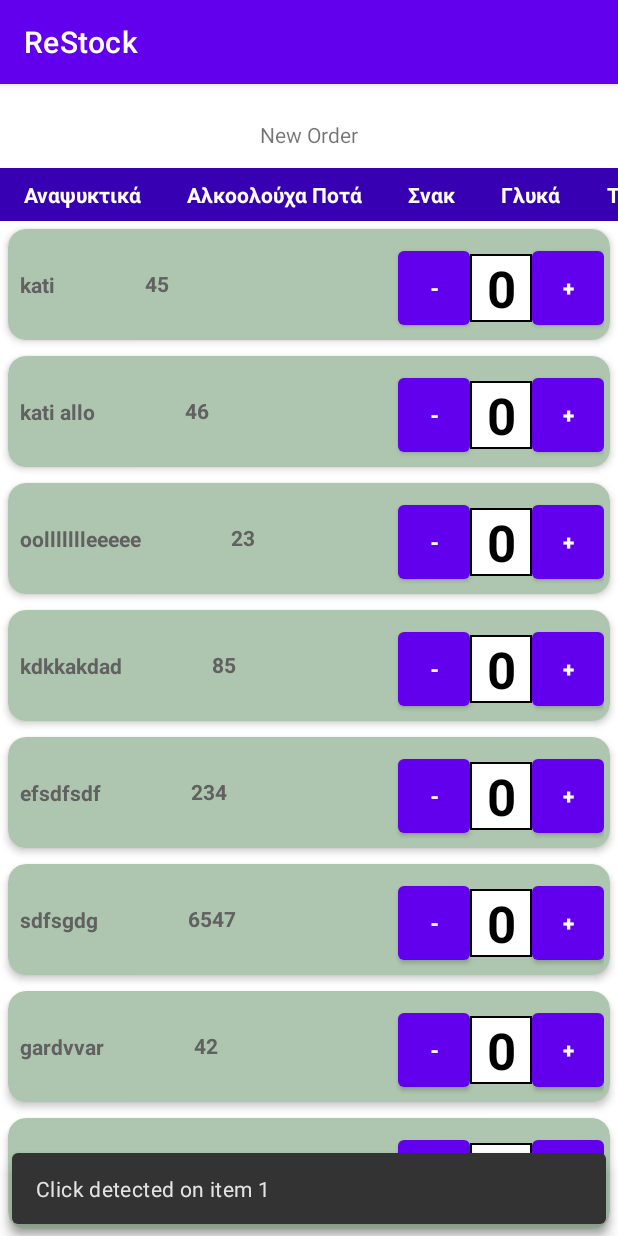
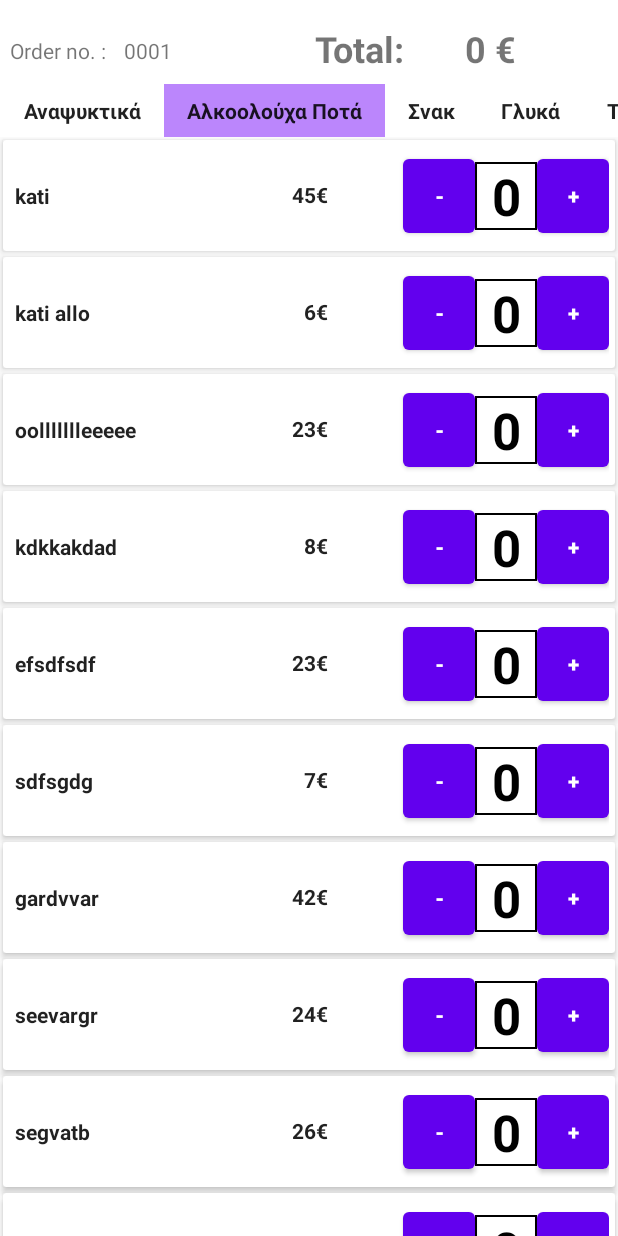
Before and after one commit to Mekanik4/ReStock, an Android app: the CreateOrder screen opened directly, with no data from a screen before it, after a tap on "Αλκοολούχα Ποτά", on a phone screen of 412 x 824 dp. Run offline under Robolectric (Android 15) with nearby library versions, the light colour scheme and no system bars; 1 other tap on this screen came first.

Commit message:
create order layout (not finished)

```diff
--- a/app/src/main/AndroidManifest.xml
+++ b/app/src/main/AndroidManifest.xml
@@ -1,5 +1,6 @@
 <?xml version="1.0" encoding="utf-8"?>
 <manifest xmlns:android="http://schemas.android.com/apk/res/android"
+    xmlns:tools="http://schemas.android.com/tools"
     package="com.example.restock">
 
     <application
@@ -8,7 +9,8 @@
         android:label="@string/app_name"
         android:roundIcon="@mipmap/ic_launcher_round"
         android:supportsRtl="true"
-        android:theme="@style/Theme.ReStock">
+        android:theme="@style/Theme.ReStock"
+        tools:ignore="ExtraText">
         <activity
             android:name=".CreateOrder"
             android:exported="false" />
--- a/app/src/main/java/com/example/restock/CreateOrder.java
+++ b/app/src/main/java/com/example/restock/CreateOrder.java
@@ -4,7 +4,11 @@ import androidx.appcompat.app.AppCompatActivity;
 import androidx.recyclerview.widget.LinearLayoutManager;
 import androidx.recyclerview.widget.RecyclerView;
 
+import android.content.Intent;
 import android.os.Bundle;
+import android.view.View;
+import android.widget.Button;
+import android.widget.TextView;
 
 import com.example.restock.RecycleView.CategoriesRecyclerAdapter;
 import com.example.restock.RecycleView.ItemsRecyclerAdapter;
@@ -16,7 +20,10 @@ public class CreateOrder extends AppCompatActivity {
     RecyclerView.Adapter<CategoriesRecyclerAdapter.ViewHolder> categoriesAdapter;
     RecyclerView itemsRecyclerView;
     LinearLayoutManager itemsLayoutManager;
-    RecyclerView.Adapter<ItemsRecyclerAdapter.ViewHolder> itemsAdapter;
+    RecyclerView.Adapter<ItemsRecyclerAdapter.ViewHolder> itemsAdapter1;
+    RecyclerView.Adapter<ItemsRecyclerAdapter.ViewHolder> itemsAdapter2;
+    TextView total;
+    private int selectedCategory = 0;
 
     @Override
     protected void onCreate(Bundle savedInstanceState) {
@@ -33,7 +40,7 @@ public class CreateOrder extends AppCompatActivity {
         String[] categories = {"Αναψυκτικά", "Αλκοολούχα Ποτά", "Σνακ", "Γλυκά", "Τσιγάρα"};
 
         //Set my Adapter for the RecyclerView
-        categoriesAdapter = new CategoriesRecyclerAdapter(categories);
+        categoriesAdapter = new CategoriesRecyclerAdapter(categories,this);
         categoriesRecyclerView.setAdapter(categoriesAdapter);
 
         itemsRecyclerView = findViewById(R.id.itemsRecyclerView);
@@ -42,12 +49,26 @@ public class CreateOrder extends AppCompatActivity {
         itemsLayoutManager = new LinearLayoutManager(this);
         itemsRecyclerView.setLayoutManager(itemsLayoutManager);
 
-        String[] items = {"kati", "kati allo", "oollllllleeeee", "kdkkakdad", "efsdfsdf", "sdfsgdg", "gardvvar", "seevargr", "segvatb", "nikos"};
-        String[] prices = {"45", "46", "23", "85", "234", "6547", "42", "24", "2456", "21"};
+        String[] items1 = {"kati", "kati allo", "oollllllleeeee", "kdkkakdad", "efsdfsdf", "sdfsgdg", "gardvvar", "seevargr", "segvatb", "nikos"};
+        String[] prices1 = {"45", "6", "23", "8", "23", "7", "42", "24", "26", "21"};
 
-        //Set my Adapter for the RecyclerView
-        itemsAdapter = new ItemsRecyclerAdapter(items, prices);
-        itemsRecyclerView.setAdapter(itemsAdapter);
+        String[] items2 = {"nikos", "giorgos", "mpougias"};
+        String[] prices2 = {"24", "26", "21"};
+
+        itemsAdapter1 = new ItemsRecyclerAdapter(items1, prices1, this);
+        itemsAdapter2 = new ItemsRecyclerAdapter(items2, prices2, this);
+        itemsRecyclerView.setAdapter(itemsAdapter1);
+        setSelectedCategory(0);
+        total = findViewById(R.id.totalPrice);
 
     }
+
+    public void setTotal(int total){
+        this.total.setText(String.valueOf(total));
+    }
+
+    public void setSelectedCategory(int c){
+
+    }
+
 }
--- a/app/src/main/java/com/example/restock/MainActivity.java
+++ b/app/src/main/java/com/example/restock/MainActivity.java
@@ -12,14 +12,9 @@ public class MainActivity extends AppCompatActivity {
         super.onCreate(savedInstanceState);
         setContentView(R.layout.activity_main);
 
-        if(getIntent().getExtras() != null){
-            if(getIntent().getExtras().getBoolean("close")){
-                finish();
-            }
-        }
-        else{
-            Intent intent = new Intent(this, HomeActivity.class);
-            startActivity(intent);
-        }
+        Intent intent = new Intent(this, HomeActivity.class);
+        startActivity(intent);
+
+
     }
 }
--- a/app/src/main/java/com/example/restock/RecycleView/CategoriesRecyclerAdapter.java
+++ b/app/src/main/java/com/example/restock/RecycleView/CategoriesRecyclerAdapter.java
@@ -1,5 +1,6 @@
 package com.example.restock.RecycleView;
 
+import android.content.Context;
 import android.view.LayoutInflater;
 import android.view.View;
 import android.view.ViewGroup;
@@ -8,6 +9,7 @@ import android.widget.TextView;
 import androidx.annotation.NonNull;
 import androidx.recyclerview.widget.RecyclerView;
 
+import com.example.restock.CreateOrder;
 import com.example.restock.R;
 import com.google.android.material.snackbar.Snackbar;
 
@@ -19,14 +21,16 @@ import javax.security.auth.Subject;
 public class CategoriesRecyclerAdapter extends RecyclerView.Adapter<CategoriesRecyclerAdapter.ViewHolder> {
     //Variables storing data to display for this example
     private String[] categories;
-
+    private int selectedPos = 0;
+    private final Context mContext;
     // Constructor
-    public CategoriesRecyclerAdapter(String[] list){
+    public CategoriesRecyclerAdapter(String[] list, Context context){
         this.categories = list;
+        this.mContext = context;
     }
 
     //Class that holds the items to be displayed (Views in card_layout)
-    public static class ViewHolder extends RecyclerView.ViewHolder {
+    public class ViewHolder extends RecyclerView.ViewHolder {
 
         TextView categoryName;
 
@@ -37,9 +41,13 @@ public class CategoriesRecyclerAdapter extends RecyclerView.Adapter<CategoriesRe
             itemView.setOnClickListener(new View.OnClickListener() {
                 @Override public void onClick(View v) {
                     int position = getAdapterPosition();
+                    notifyItemChanged(selectedPos);
+                    selectedPos = getLayoutPosition();
+                    notifyItemChanged(selectedPos);
 
-                    Snackbar.make(v, "Click detected on item " + position,
-                            Snackbar.LENGTH_LONG).show();
+                    if (mContext instanceof CreateOrder) {
+                        ((CreateOrder)mContext).setSelectedCategory(selectedPos);
+                    }
                 }
             });
         }
@@ -57,6 +65,7 @@ public class CategoriesRecyclerAdapter extends RecyclerView.Adapter<CategoriesRe
     @Override
     public void onBindViewHolder(CategoriesRecyclerAdapter.ViewHolder holder, int position) {
         holder.categoryName.setText(categories[position]);
+        holder.itemView.setSelected(selectedPos == position);
     }
 
     @Override
--- a/app/src/main/java/com/example/restock/RecycleView/ItemsRecyclerAdapter.java
+++ b/app/src/main/java/com/example/restock/RecycleView/ItemsRecyclerAdapter.java
@@ -1,13 +1,17 @@
 package com.example.restock.RecycleView;
 
+import android.annotation.SuppressLint;
+import android.content.Context;
 import android.view.LayoutInflater;
 import android.view.View;
 import android.view.ViewGroup;
+import android.widget.Button;
 import android.widget.TextView;
 
 import androidx.annotation.NonNull;
 import androidx.recyclerview.widget.RecyclerView;
 
+import com.example.restock.CreateOrder;
 import com.example.restock.R;
 import com.google.android.material.snackbar.Snackbar;
 
@@ -15,24 +19,65 @@ public class ItemsRecyclerAdapter extends RecyclerView.Adapter<ItemsRecyclerAdap
     //Variables storing data to display for this example
     private String[] items;
     private String[] prices;
+    public int total = 0;
+    private final Context mContext;
 
     // Constructor
-    public ItemsRecyclerAdapter(String[] nameList, String[] priceList){
+    public ItemsRecyclerAdapter(String[] nameList, String[] priceList, Context context){
         this.items = nameList;
         this.prices = priceList;
+        this.mContext = context;
     }
 
     //Class that holds the items to be displayed (Views in card_layout)
-    public static class ViewHolder extends RecyclerView.ViewHolder {
+    public class ViewHolder extends RecyclerView.ViewHolder {
 
         TextView itemName;
         TextView price;
+        Button remove;
+        Button add;
+        TextView quantity;
 
         public ViewHolder(View itemView) {
             super(itemView);
             itemName = itemView.findViewById(R.id.item_name);
             price = itemView.findViewById(R.id.price);
 
+            remove = itemView.findViewById(R.id.remove);
+            add = itemView.findViewById(R.id.add);
+            quantity = itemView.findViewById(R.id.quantity);
+
+            add.setOnClickListener(new View.OnClickListener() {
+
+                @Override
+                public void onClick(View view) {
+                    int quant = Integer.parseInt(quantity.getText().toString());
+                    quant += 1;
+                    quantity.setText(String.valueOf(quant));
+                    int position = getAdapterPosition();
+                    total += Integer.parseInt(prices[position]);
+                    if (mContext instanceof CreateOrder) {
+                        ((CreateOrder)mContext).setTotal(total);
+                    }
+
+                }
+            });
+
+            remove.setOnClickListener(new View.OnClickListener() {
+                @Override
+                public void onClick(View view) {
+                    int quant = Integer.parseInt(quantity.getText().toString());
+                    if (quant != 0){
+                        quant -= 1;
+                        quantity.setText(String.valueOf(quant));
+                        int position = getAdapterPosition();
+                        total -= Integer.parseInt(prices[position]);
+                        if (mContext instanceof CreateOrder) {
+                            ((CreateOrder)mContext).setTotal(total);
+                        }
+                    }
+                }
+            });
             itemView.setOnClickListener(new View.OnClickListener() {
                 @Override public void onClick(View v) {
                     int position = getAdapterPosition();
@@ -53,14 +98,19 @@ public class ItemsRecyclerAdapter extends RecyclerView.Adapter<ItemsRecyclerAdap
         return new ViewHolder(v);
     }
 
+    @SuppressLint("SetTextI18n")
     @Override
     public void onBindViewHolder(ItemsRecyclerAdapter.ViewHolder holder, int position) {
         holder.itemName.setText(items[position]);
-        holder.price.setText(prices[position]);
+        holder.price.setText(prices[position].concat("\u20ac"));
     }
 
     @Override
     public int getItemCount() {
         return items.length;
     }
+
+    public int getTotal(){
+        return total;
+    }
 }
--- /dev/null
+++ b/app/src/main/res/drawable/selector.xml
@@ -0,0 +1,10 @@
+<?xml version="1.0" encoding="utf-8"?>
+<selector xmlns:android="http://schemas.android.com/apk/res/android">
+    <item android:drawable="@color/purple_200" android:state_selected="true"/>
+    <item android:drawable="@color/teal_700" android:state_focused="true"/>
+    <item android:state_pressed="false">
+        <shape>
+            <solid android:color="@android:color/transparent" />
+        </shape>
+    </item>
+</selector>
--- a/app/src/main/res/layout/activity_create_order.xml
+++ b/app/src/main/res/layout/activity_create_order.xml
@@ -11,8 +11,9 @@
         android:layout_width="wrap_content"
         android:layout_height="wrap_content"
         android:layout_marginTop="24dp"
-        android:text="@string/new_order"
+        android:text="@string/order_no"
         app:layout_constraintEnd_toEndOf="parent"
+        app:layout_constraintHorizontal_bias="0.02"
         app:layout_constraintStart_toStartOf="parent"
         app:layout_constraintTop_toTopOf="parent" />
 
@@ -32,10 +33,48 @@
         android:id="@+id/itemsRecyclerView"
         android:layout_width="match_parent"
         android:layout_height="wrap_content"
-        app:layout_constraintBottom_toBottomOf="parent"
         app:layout_constraintEnd_toEndOf="parent"
         app:layout_constraintHorizontal_bias="0.0"
         app:layout_constraintStart_toStartOf="parent"
         app:layout_constraintTop_toBottomOf="@+id/categoriesRecyclerView"
         app:layout_constraintVertical_bias="0.0" />
+
+    <TextView
+        android:id="@+id/total"
+        android:layout_width="202dp"
+        android:layout_height="37dp"
+        android:layout_marginTop="16dp"
+        android:text="@string/total"
+        android:textAlignment="viewStart"
+        android:textAllCaps="false"
+        android:textSize="24sp"
+        android:textStyle="bold"
+        app:layout_constraintEnd_toEndOf="parent"
+        app:layout_constraintHorizontal_bias="1.0"
+        app:layout_constraintStart_toEndOf="@+id/order_numer"
+        app:layout_constraintTop_toTopOf="parent" />
+
+    <TextView
+        android:id="@+id/totalPrice"
+        android:layout_width="wrap_content"
+        android:layout_height="wrap_content"
+        android:layout_marginTop="16dp"
+        android:layout_marginEnd="68dp"
+        android:text="@string/euro_0"
+        android:textAlignment="center"
+        android:textSize="24sp"
+        android:textStyle="bold"
+        app:layout_constraintEnd_toEndOf="parent"
+        app:layout_constraintTop_toTopOf="parent" />
+
+    <TextView
+        android:id="@+id/order_numer"
+        android:layout_width="wrap_content"
+        android:layout_height="wrap_content"
+        android:layout_marginStart="12dp"
+        android:layout_marginTop="24dp"
+        android:text="@string/_0001"
+        app:layout_constraintStart_toEndOf="@+id/textView"
+        app:layout_constraintTop_toTopOf="parent" />
+
 </androidx.constraintlayout.widget.ConstraintLayout>
--- a/app/src/main/res/layout/categories_layout.xml
+++ b/app/src/main/res/layout/categories_layout.xml
@@ -9,12 +9,12 @@
         android:id="@+id/categories"
         android:layout_width="wrap_content"
         android:layout_height="wrap_content"
-        android:background="@color/purple_700"
+        android:background="@drawable/selector"
         android:paddingHorizontal="15dp"
         android:paddingVertical="8dp"
         android:text="@string/category_title"
         android:textAlignment="center"
-        android:textColor="#FFFFFF"
+        android:textColor="?android:textColorPrimary"
         android:textStyle="bold"
         app:layout_constraintEnd_toEndOf="parent"
         app:layout_constraintHorizontal_bias="0.0"
--- a/app/src/main/res/layout/items_layout.xml
+++ b/app/src/main/res/layout/items_layout.xml
@@ -5,9 +5,7 @@
     android:id="@+id/card_view"
     android:layout_width="match_parent"
     android:layout_height="wrap_content"
-    android:layout_margin="5dp"
-    card_view:cardBackgroundColor="#AEC6AF"
-    card_view:cardCornerRadius="12dp"
+    android:layout_margin="2dp"
     card_view:cardElevation="3dp"
     card_view:contentPadding="4dp">
 
@@ -24,7 +22,7 @@
             android:layout_marginStart="4dp"
             android:text="@string/item_name"
             android:textAlignment="viewStart"
-            android:textColor="#616161"
+            android:textColor="?android:textColorPrimary"
             android:textStyle="bold"
             card_view:layout_constraintBottom_toBottomOf="parent"
             card_view:layout_constraintStart_toStartOf="parent"
@@ -34,12 +32,12 @@
             android:id="@+id/price"
             android:layout_width="wrap_content"
             android:layout_height="wrap_content"
-            android:layout_marginStart="60dp"
+            android:layout_marginEnd="50dp"
             android:text="@string/item_s_price"
-            android:textColor="#616161"
+            android:textColor="?android:textColorPrimary"
             android:textStyle="bold"
             card_view:layout_constraintBottom_toBottomOf="parent"
-            card_view:layout_constraintStart_toEndOf="@+id/item_name"
+            card_view:layout_constraintEnd_toStartOf="@+id/remove"
             card_view:layout_constraintTop_toTopOf="parent"
             card_view:layout_constraintVertical_bias="0.489" />
 
@@ -53,7 +51,7 @@
             card_view:layout_constraintBottom_toBottomOf="parent"
             card_view:layout_constraintEnd_toStartOf="@+id/quantity"
             card_view:layout_constraintTop_toTopOf="parent"
-            card_view:layout_constraintVertical_bias="1.0" />
+            card_view:layout_constraintVertical_bias="0.6" />
 
         <Button
             android:id="@+id/add"
@@ -65,7 +63,7 @@
             card_view:layout_constraintBottom_toBottomOf="parent"
             card_view:layout_constraintEnd_toEndOf="parent"
             card_view:layout_constraintTop_toTopOf="parent"
-            card_view:layout_constraintVertical_bias="1.0" />
+            card_view:layout_constraintVertical_bias="0.6" />
 
         <TextView
             android:id="@+id/quantity"
@@ -80,6 +78,6 @@
             card_view:layout_constraintBottom_toBottomOf="parent"
             card_view:layout_constraintEnd_toStartOf="@+id/add"
             card_view:layout_constraintTop_toTopOf="parent"
-            card_view:layout_constraintVertical_bias="0.6" />
+            card_view:layout_constraintVertical_bias="0.523" />
     </androidx.constraintlayout.widget.ConstraintLayout>
 </androidx.cardview.widget.CardView>
--- a/app/src/main/res/values-night/themes.xml
+++ b/app/src/main/res/values-night/themes.xml
@@ -1,6 +1,6 @@
 <resources xmlns:tools="http://schemas.android.com/tools">
     <!-- Base application theme. -->
-    <style name="Theme.ReStock" parent="Theme.MaterialComponents.DayNight.DarkActionBar">
+    <style name="Theme.ReStock" parent="Theme.MaterialComponents.DayNight.NoActionBar">
         <!-- Primary brand color. -->
         <item name="colorPrimary">@color/purple_200</item>
         <item name="colorPrimaryVariant">@color/purple_700</item>
--- a/app/src/main/res/values/strings.xml
+++ b/app/src/main/res/values/strings.xml
@@ -1,10 +1,15 @@
 <resources>
     <string name="app_name">ReStock</string>
     <string name="category_title">Category Title</string>
-    <string name="new_order">New Order</string>
+    <string name="order_no">Order no. :</string>
     <string name="item_name">Item Name</string>
     <string name="item_s_price">Item\'s Price</string>
     <string name="remove">-</string>
     <string name="_0">0</string>
     <string name="add">+</string>
+    <string name="u20ac">€</string>
+    <string name="euro_0">0 €</string>
+    <string name="total">Total:</string>
+    <string name="_0001">0001</string>
+    <string name="new_order">New Order</string>
 </resources>
--- a/app/src/main/res/values/themes.xml
+++ b/app/src/main/res/values/themes.xml
@@ -1,6 +1,6 @@
 <resources xmlns:tools="http://schemas.android.com/tools">
     <!-- Base application theme. -->
-    <style name="Theme.ReStock" parent="Theme.MaterialComponents.DayNight.DarkActionBar">
+    <style name="Theme.ReStock" parent="Theme.MaterialComponents.DayNight.NoActionBar">
         <!-- Primary brand color. -->
         <item name="colorPrimary">@color/purple_500</item>
         <item name="colorPrimaryVariant">@color/purple_700</item>
```
